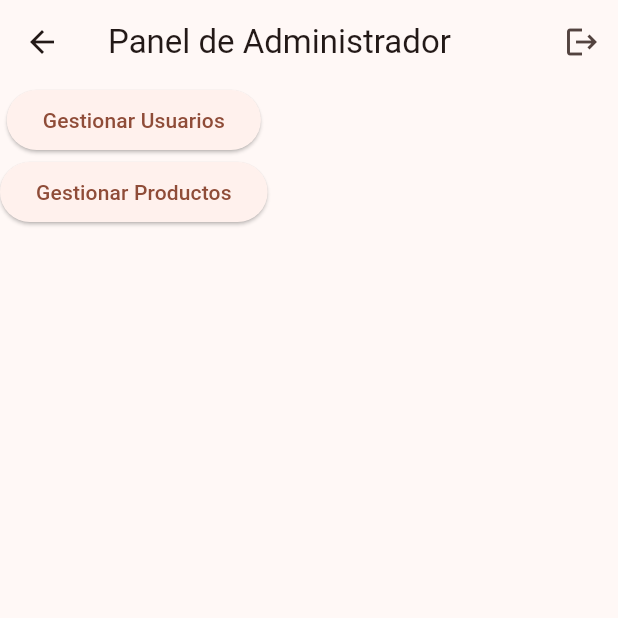
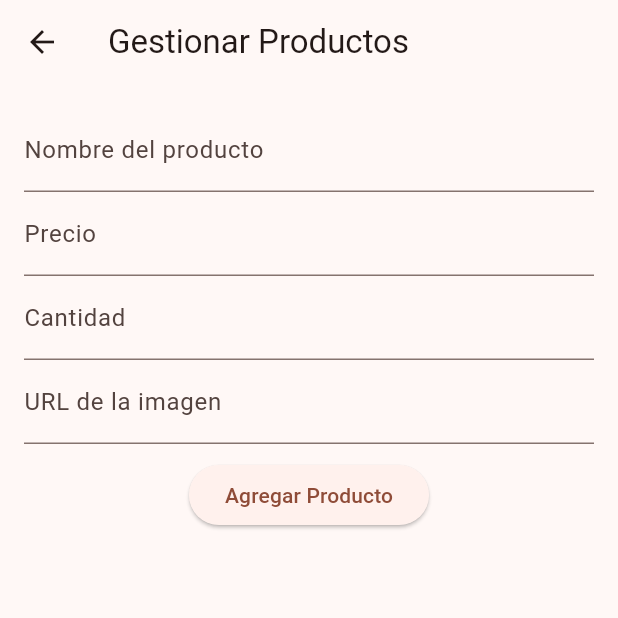
Before and after one commit to CesarAbraham0428/flutter-app, a Flutter app: the AdminHomeScreen screen opened by its route, after a tap on "Gestionar Productos", on a phone screen of 412 x 824 dp, the top half of it. Run offline on Flutter 3.47's test engine with Material 3 defaults, Android fonts, the phone set to English and light mode, and no system bars; our stand-ins replace sqflite, sqflite_common_ffi; missing offline and left inert: dart:ffi; accounts and stored records are empty.

Commit message:
Cruds de usuarios y productos agregados, funcionan

```diff
--- a/lib/admin_home_screen.dart
+++ b/lib/admin_home_screen.dart
@@ -1,5 +1,7 @@
 import 'package:flutter/material.dart';
 import 'package:flutter_application_2/db_helper.dart';
+import 'package:flutter_application_2/productosScreen.dart';
+import 'package:flutter_application_2/usuariosScreen.dart';
 
 class AdminHomeScreen extends StatelessWidget {
   const AdminHomeScreen({Key? key}) : super(key: key);
@@ -8,31 +10,41 @@ class AdminHomeScreen extends StatelessWidget {
   Widget build(BuildContext context) {
     return Scaffold(
       appBar: AppBar(
-        title: Text("Panel de Administrador"),
+        title: const Text("Panel de Administrador"),
         actions: [
           IconButton(
-            icon: Icon(Icons.logout),
+            icon: const Icon(Icons.logout),
             onPressed: () {
               Navigator.pushReplacementNamed(context, '/login');
             },
           ),
         ],
       ),
-      body: Column(
+      body: Padding(
+        padding: const EdgeInsets.all(16.0),
+        child: Column(
           children: [
             ElevatedButton(
               onPressed: () {
-              // Navegar a gestión de usuarios
+                Navigator.push(
+                  context,
+                  MaterialPageRoute(builder: (context) => const ManageUsersScreen()),
+                );
               },
-            child: Text('Gestionar Usuarios'),
+              child: const Text('Gestionar Usuarios'),
             ),
+            const SizedBox(height: 10),
             ElevatedButton(
               onPressed: () {
-              // Navegar a gestión de productos
+                Navigator.push(
+                  context,
+                  MaterialPageRoute(builder: (context) => const ManageProductsScreen()),
+                );
               },
-            child: Text('Gestionar Productos'),
+              child: const Text('Gestionar Productos'),
             ),
           ],
+        ),
       ),
     );
   }
--- a/lib/main.dart
+++ b/lib/main.dart
@@ -6,6 +6,8 @@ import 'package:flutter_application_2/login_view.dart';
 import 'package:flutter_application_2/register_view.dart';
 import 'package:flutter_application_2/admin_home_screen.dart';
 import 'package:sqflite_common_ffi/sqflite_ffi.dart'; // Importa la biblioteca para soporte FFI
+import 'package:flutter_application_2/productosScreen.dart';
+import 'package:flutter_application_2/usuariosScreen.dart';
 
 Future<void> main() async {
   // Verifica si estás en un entorno de escritorio y configúralo
@@ -39,6 +41,8 @@ class MyApp extends StatelessWidget {
         '/register': (context) => const RegisterPage(),
         '/home': (context) => const HomeScreen(),
         '/adminHome': (context) => const AdminHomeScreen(),
+        '/manageProducts': (context) => const ManageProductsScreen(),
+        '/manageUsers': (context) => const ManageUsersScreen(),
       },
 
       theme: ThemeData(
--- /dev/null
+++ b/lib/productosScreen.dart
@@ -0,0 +1,185 @@
+import 'package:flutter/material.dart';
+import 'package:flutter_application_2/db_helper.dart';
+
+class ManageProductsScreen extends StatefulWidget {
+  const ManageProductsScreen({Key? key}) : super(key: key);
+
+  @override
+  _ManageProductsScreenState createState() => _ManageProductsScreenState();
+}
+
+class _ManageProductsScreenState extends State<ManageProductsScreen> {
+  final _formKey = GlobalKey<FormState>();
+  final TextEditingController _nameController = TextEditingController();
+  final TextEditingController _priceController = TextEditingController();
+  final TextEditingController _quantityController = TextEditingController();
+  final TextEditingController _imageUrlController = TextEditingController();
+  bool _isEditing = false;
+  int? _editingProductId;
+
+  List<Map<String, dynamic>> _products = [];
+
+  @override
+  void initState() {
+    super.initState();
+    _fetchProducts();
+  }
+
+  Future<void> _fetchProducts() async {
+    final products = await SQLHelper.getAllProductos();
+    setState(() {
+      _products = products;
+    });
+  }
+
+  Future<void> _submitProduct() async {
+    if (_formKey.currentState!.validate()) {
+      if (_isEditing && _editingProductId != null) {
+        await SQLHelper.updateProducto(
+          _editingProductId!,
+          _nameController.text,
+          double.parse(_priceController.text),
+          int.parse(_quantityController.text),
+          _imageUrlController.text,
+        );
+      } else {
+        await SQLHelper.createProducto(
+          _nameController.text,
+          double.parse(_priceController.text),
+          int.parse(_quantityController.text),
+          _imageUrlController.text,
+        );
+      }
+
+      _clearForm();
+      _fetchProducts();
+    }
+  }
+
+  void _clearForm() {
+    _nameController.clear();
+    _priceController.clear();
+    _quantityController.clear();
+    _imageUrlController.clear();
+    setState(() {
+      _isEditing = false;
+      _editingProductId = null;
+    });
+  }
+
+  void _startEditing(Map<String, dynamic> product) {
+    setState(() {
+      _isEditing = true;
+      _editingProductId = product['id'];
+      _nameController.text = product['nombre_product'];
+      _priceController.text = product['precio'].toString();
+      _quantityController.text = product['cantidad_producto'].toString();
+      _imageUrlController.text = product['imagen'];
+    });
+  }
+
+  Future<void> _deleteProduct(int id) async {
+    await SQLHelper.deleteProducto(id);
+    _fetchProducts();
+  }
+
+  @override
+  Widget build(BuildContext context) {
+    return Scaffold(
+      appBar: AppBar(title: const Text('Gestionar Productos')),
+      body: Padding(
+        padding: const EdgeInsets.all(16.0),
+        child: Column(
+          children: [
+            Form(
+              key: _formKey,
+              child: Column(
+                children: [
+                  TextFormField(
+                    controller: _nameController,
+                    decoration: const InputDecoration(labelText: 'Nombre del producto'),
+                    validator: (value) {
+                      if (value == null || value.isEmpty) {
+                        return 'Ingrese el nombre del producto';
+                      }
+                      return null;
+                    },
+                  ),
+                  TextFormField(
+                    controller: _priceController,
+                    decoration: const InputDecoration(labelText: 'Precio'),
+                    keyboardType: TextInputType.number,
+                    validator: (value) {
+                      if (value == null || double.tryParse(value) == null) {
+                        return 'Ingrese un precio válido';
+                      }
+                      return null;
+                    },
+                  ),
+                  TextFormField(
+                    controller: _quantityController,
+                    decoration: const InputDecoration(labelText: 'Cantidad'),
+                    keyboardType: TextInputType.number,
+                    validator: (value) {
+                      if (value == null || int.tryParse(value) == null) {
+                        return 'Ingrese una cantidad válida';
+                      }
+                      return null;
+                    },
+                  ),
+                  TextFormField(
+                    controller: _imageUrlController,
+                    decoration: const InputDecoration(labelText: 'URL de la imagen'),
+                    validator: (value) {
+                      if (value == null || value.isEmpty) {
+                        return 'Ingrese una URL de imagen';
+                      }
+                      return null;
+                    },
+                  ),
+                  const SizedBox(height: 10),
+                  ElevatedButton(
+                    onPressed: _submitProduct,
+                    child: Text(_isEditing ? 'Actualizar Producto' : 'Agregar Producto'),
+                  ),
+                ],
+              ),
+            ),
+            const SizedBox(height: 20),
+            Expanded(
+              child: ListView.builder(
+                itemCount: _products.length,
+                itemBuilder: (context, index) {
+                  final product = _products[index];
+                  return ListTile(
+                    leading: Image.network(
+                      product['imagen'],
+                      width: 50,
+                      height: 50,
+                      errorBuilder: (context, error, stackTrace) => const Icon(Icons.image),
+                    ),
+                    title: Text(product['nombre_product']),
+                    subtitle: Text('Precio: \$${product['precio']}  |  Cantidad: ${product['cantidad_producto']}'),
+                    trailing: Row(
+                      mainAxisSize: MainAxisSize.min,
+                      children: [
+                        IconButton(
+                          icon: const Icon(Icons.edit, color: Colors.blue),
+                          onPressed: () => _startEditing(product),
+                        ),
+                        IconButton(
+                          icon: const Icon(Icons.delete, color: Colors.red),
+                          onPressed: () => _deleteProduct(product['id']),
+                        ),
+                      ],
+                    ),
+                  );
+                },
+              ),
+            ),
+          ],
+        ),
+      ),
+    );
+  }
+}
```
Also changed, not shown: lib/usuariosScreen.dart (added, +147 -0 lines). Lines whose indentation alone changed are shown as unchanged.
